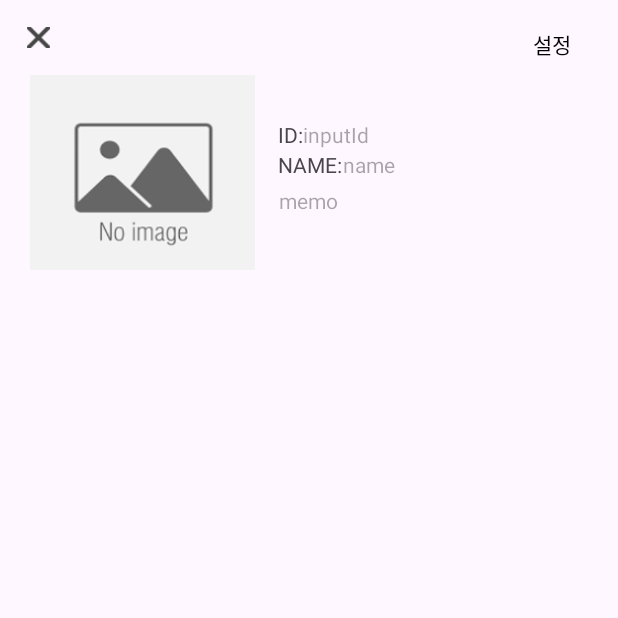
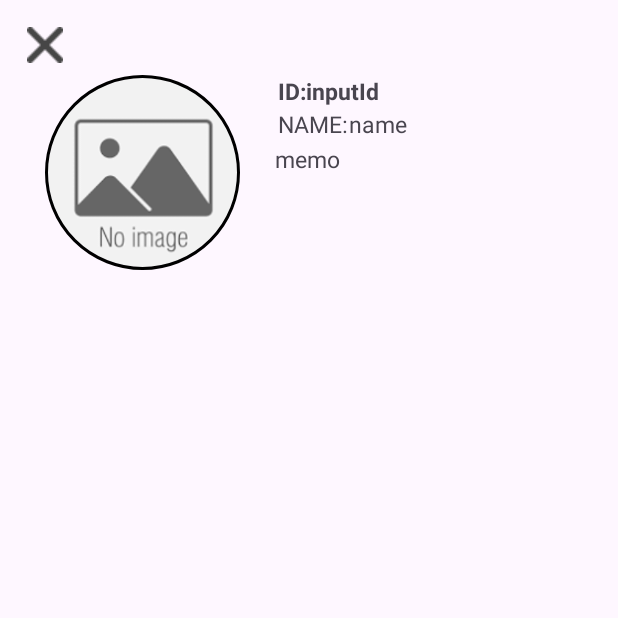
Before and after one commit to winteryy/nbc_sns_team3, an Android app: the MyPageActivity screen opened directly, with no data from a screen before it, on a phone screen of 412 x 824 dp, the top half of it. Run offline under Robolectric (Android 15) with nearby library versions, the phone set to English and light mode, and no system bars; our stand-ins replace CircleImageView.

Commit message:
수정본

```diff
--- a/app/src/main/java/com/nbcteam3/nbcsns3/MyPageActivity.kt
+++ b/app/src/main/java/com/nbcteam3/nbcsns3/MyPageActivity.kt
@@ -21,39 +21,29 @@ class MyPageActivity : AppCompatActivity() {
     private val loadPosts = DummyServer.loadPosts()
     private val loadUsers = DummyServer.loadUsers()
 
-
-//    @SuppressLint("MissingInflatedId")
     override fun onCreate(savedInstanceState: Bundle?) {
         super.onCreate(savedInstanceState)
-//        enableEdgeToEdge()
         setContentView(R.layout.activity_my_page)
-//        ViewCompat.setOnApplyWindowInsetsListener(findViewById(R.id.main)) { v, insets ->
-//            val systemBars = insets.getInsets(WindowInsetsCompat.Type.systemBars())
-//            v.setPadding(systemBars.left, systemBars.top, systemBars.right, systemBars.bottom)
-//            insets
-//        }
+
         val memo = findViewById<TextView>(R.id.memo)
         val name = findViewById<TextView>(R.id.name)
         val proFile = findViewById<ImageView>(R.id.profile)
         val btnBack = findViewById<ImageButton>(R.id.btn_back)
-        val edit = findViewById<Button>(R.id.edit)
         val inputID1 = findViewById<TextView>(R.id.inputId)
-
 
         btnBack.setOnClickListener {
             val intent = Intent(this, MainActivity::class.java)
             startActivity(intent)
+            finish()
         }
 
-
         val inflater: LayoutInflater = LayoutInflater.from(this)
-
         val layout = findViewById<LinearLayout>(R.id.Post)
 
         val shared = getSharedPreferences("signInUser", MODE_PRIVATE)
         val userId = shared.getString("userId", "") ?: ""
         shared.getString("userPw", "")
-        Log.d("MyPageActivity", "userId $userId")
+
         if (userId.isNotEmpty()) {
 
             val findUser = loadUsers.find { it.userId == userId }
@@ -63,13 +53,7 @@ class MyPageActivity : AppCompatActivity() {
                 inputID1.text = findUser.userId
                 memo.text = findUser.memo
                 name.text = findUser.name
-
-                proFile.setImageDrawable(
-                    AppCompatResources.getDrawable(
-                        this,
-                        findUser.profileImageId
-                    )
-                )
+                proFile.setImageResource(findUser.profileImageId)
 
                 val findPost = loadPosts.filter { it.uid == findUser.uid }
                 Log.d("MyPage",findPost.toString())
--- a/app/src/main/res/layout/activity_my_page.xml
+++ b/app/src/main/res/layout/activity_my_page.xml
@@ -9,54 +9,41 @@
 
     <ImageButton
         android:id="@+id/btn_back"
-        android:layout_width="15dp"
-        android:layout_height="14dp"
+        android:layout_width="wrap_content"
+        android:layout_height="wrap_content"
         android:layout_marginStart="18dp"
         android:layout_marginTop="18dp"
         android:background="#00ff0000"
-        android:padding="0sp"
+        android:contentDescription="close"
+        android:padding="0dp"
         android:scaleType="centerCrop"
         android:src="@drawable/close_icon"
         app:layout_constraintStart_toStartOf="parent"
-        app:layout_constraintTop_toTopOf="parent"
-        tools:ignore="SpeakableTextPresentCheck,TouchTargetSizeCheck" />
-
-    <Button
-        android:id="@+id/edit"
-        android:layout_width="77dp"
-        android:layout_height="48dp"
-        android:layout_marginTop="5dp"
-        android:layout_marginEnd="5dp"
-        android:background="#00ff0000"
-        android:text="@string/edit"
-        android:textColor="@color/black"
-        app:layout_constraintEnd_toEndOf="parent"
         app:layout_constraintTop_toTopOf="parent" />
 
-
-    <ImageView
+    <de.hdodenhof.circleimageview.CircleImageView
         android:id="@+id/profile"
         android:layout_width="150dp"
         android:layout_height="130dp"
         android:layout_marginStart="20dp"
         android:layout_marginTop="50dp"
         android:src="@drawable/img"
-        android:scaleType="fitXY"
+        app:civ_border_overlay="true"
+        app:civ_border_width="2dp"
         app:layout_constraintStart_toStartOf="parent"
-        app:layout_constraintTop_toTopOf="parent"
-        />
+        app:layout_constraintTop_toTopOf="parent" />
 
 
-    <ScrollView
+    <androidx.core.widget.NestedScrollView
+        android:id="@+id/scrollView3"
         android:layout_width="match_parent"
         android:layout_height="0dp"
         android:layout_marginTop="20dp"
+        android:contentDescription="@string/appbar_scrolling_view_behavior"
         android:fillViewport="true"
         android:scrollbars="none"
-        app:layout_constraintTop_toBottomOf="@+id/profile"
         app:layout_constraintBottom_toBottomOf="parent"
-        tools:ignore="SpeakableTextPresentCheck"
-        tools:layout_editor_absoluteX="3dp">
+        app:layout_constraintTop_toBottomOf="@+id/profile">
 
         <LinearLayout
             android:id="@+id/Post"
@@ -67,35 +54,40 @@
 
         </LinearLayout>
 
-    </ScrollView>
+    </androidx.core.widget.NestedScrollView>
 
     <TextView
         android:id="@+id/id"
         android:layout_width="wrap_content"
         android:layout_height="wrap_content"
         android:layout_marginStart="15dp"
-        android:layout_marginTop="80dp"
+        android:layout_marginTop="50dp"
         android:text="@string/id"
-        app:layout_constraintStart_toEndOf="@+id/profile"
+        android:textSize="15sp"
+        android:textStyle="bold"
+        app:layout_constraintStart_toEndOf="@id/profile"
         app:layout_constraintTop_toTopOf="parent" />
 
     <TextView
         android:id="@+id/inputId"
         android:layout_width="wrap_content"
         android:layout_height="wrap_content"
-        android:layout_marginTop="80dp"
-        android:hint="inputId"
+        android:layout_marginTop="50dp"
+        android:text="inputId"
+        android:textSize="15dp"
+        android:textStyle="bold"
         app:layout_constraintStart_toEndOf="@+id/id"
-        app:layout_constraintTop_toTopOf="parent" />
+        app:layout_constraintTop_toTopOf="parent"
+        tools:ignore="TextSizeCheck" />
 
     <TextView
         android:id="@+id/textView3"
         android:layout_width="wrap_content"
         android:layout_height="wrap_content"
         android:layout_marginStart="15dp"
-        android:layout_marginTop="100dp"
+        android:layout_marginTop="72dp"
         android:text="@string/NAME"
-        app:layout_constraintBottom_toTopOf="@+id/memo"
+        android:textSize="15sp"
         app:layout_constraintEnd_toEndOf="parent"
         app:layout_constraintHorizontal_bias="0.0"
         app:layout_constraintStart_toEndOf="@+id/profile"
@@ -103,28 +95,35 @@
         app:layout_constraintVertical_bias="0.0" />
 
     <TextView
-        android:id="@+id/memo"
-        android:layout_width="130dp"
-        android:layout_height="61dp"
-        android:layout_marginTop="124dp"
-        android:layout_marginEnd="96dp"
-        android:hint="memo"
-        app:layout_constraintEnd_toEndOf="parent"
-        app:layout_constraintTop_toTopOf="parent"
-        tools:ignore="MissingConstraints" />
-
-    <TextView
         android:id="@+id/name"
         android:layout_width="wrap_content"
         android:layout_height="wrap_content"
-        android:layout_marginTop="100dp"
+        android:layout_marginTop="72dp"
         android:layout_marginEnd="70dp"
-        android:hint="name"
+        android:text="name"
+        android:textSize="15sp"
         app:layout_constraintEnd_toEndOf="parent"
         app:layout_constraintHorizontal_bias="0.0"
         app:layout_constraintStart_toEndOf="@+id/textView3"
-        app:layout_constraintTop_toTopOf="parent"
-        tools:ignore="MissingConstraints" />
+        app:layout_constraintTop_toTopOf="parent" />
+
+    <ScrollView
+        android:layout_width="215dp"
+        android:layout_height="85dp"
+        android:layout_marginTop="95dp"
+        android:layout_marginEnd="13dp"
+        android:fillViewport="true"
+        android:scrollbars="none"
+        app:layout_constraintEnd_toEndOf="parent"
+        app:layout_constraintTop_toTopOf="parent">
+
+        <TextView
+            android:id="@+id/memo"
+            android:layout_width="match_parent"
+            android:layout_height="30dp"
+            android:text="memo"
+            android:textSize="15sp" />
+    </ScrollView>
 
 
 </androidx.constraintlayout.widget.ConstraintLayout>
--- a/app/src/main/res/values/strings.xml
+++ b/app/src/main/res/values/strings.xml
@@ -1,5 +1,5 @@
 <resources>
-    <string name="app_name">NBC SNS 3조</string>
+    <string name="app_name">F와 T 그 사이</string>
 
     <!-- 메인 -->
     <string name="confirm">확인</string>
@@ -78,9 +78,7 @@
 
 
     <!--  마이페이지  -->
-    <string name="edit">설정</string>
     <string name="id">ID:</string>
     <string name="NAME">NAME:</string>
 
-
 </resources>
```
Also changed, not shown: app/src/main/res/layout/item_mypage.xml (+32 -32 lines), 1 other file.
